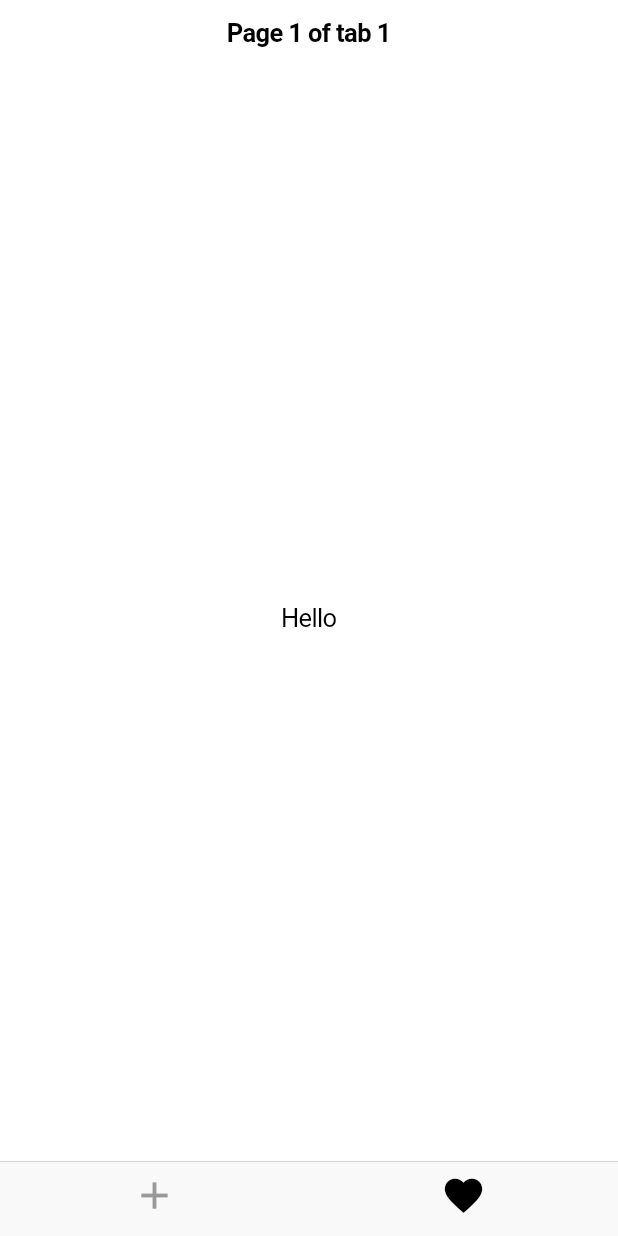
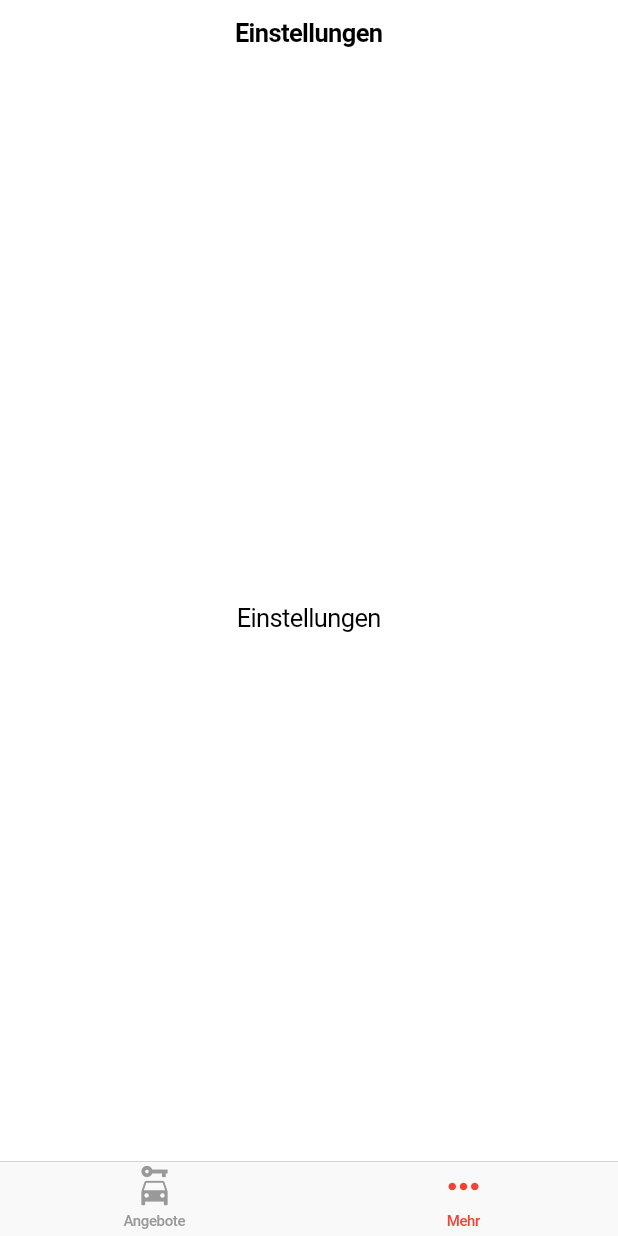
Before and after one commit to philipkrueck/kickdown_app, a Flutter app: the screen it shows after launch, item 2 of the bottom bar chosen, on a phone screen of 412 x 824 dp. Run offline on Flutter 3.47's test engine with Material 2 defaults, Android fonts, the phone set to English and light mode, and no system bars.

Commit message:
added two tab navigation

```diff
--- /dev/null
+++ b/lib/listings_page.dart
@@ -0,0 +1,22 @@
+import 'package:flutter/cupertino.dart';
+
+class ListingsPage extends StatefulWidget {
+  @override
+  _ListingsPageState createState() => _ListingsPageState();
+}
+
+class _ListingsPageState extends State<ListingsPage> {
+  @override
+  Widget build(BuildContext context) {
+    return CupertinoTabView(
+      builder: (BuildContext context) {
+        return CupertinoPageScaffold(
+          navigationBar: CupertinoNavigationBar(
+            middle: Text('Angebote'),
+          ),
+          child: Center(child: Text('Angebote')),
+        );
+      },
+    );
+  }
+}
--- a/lib/main.dart
+++ b/lib/main.dart
@@ -1,5 +1,7 @@
 import 'package:flutter/cupertino.dart';
 import 'package:flutter/material.dart';
+import 'package:kickdown_app/listings_page.dart';
+import 'package:kickdown_app/settings_page.dart';
 
 void main() {
   runApp(KickdownApp());
@@ -10,38 +12,30 @@ class KickdownApp extends StatelessWidget {
   Widget build(BuildContext context) {
     return CupertinoApp(
       title: 'Hello',
-      theme: CupertinoThemeData(primaryColor: Colors.black),
-      home: OfferPage(),
+      theme: CupertinoThemeData(primaryColor: Colors.red),
+      home: TabNavigation(),
     );
   }
 }
 
-class OfferPage extends StatefulWidget {
-  @override
-  _OfferPageState createState() => _OfferPageState();
-}
-
-class _OfferPageState extends State<OfferPage> {
+class TabNavigation extends StatelessWidget {
   @override
   Widget build(BuildContext context) {
     return CupertinoTabScaffold(
       tabBar: CupertinoTabBar(
         items: [
-          BottomNavigationBarItem(icon: Icon(Icons.add)),
-          BottomNavigationBarItem(icon: Icon(Icons.favorite)),
+          BottomNavigationBarItem(
+              label: 'Angebote', icon: Icon(Icons.car_rental)),
+          BottomNavigationBarItem(
+              label: 'Mehr', icon: Icon(Icons.more_horiz_outlined)),
         ],
       ),
       tabBuilder: (BuildContext context, int index) {
-        return CupertinoTabView(
-          builder: (BuildContext context) {
-            return CupertinoPageScaffold(
-              navigationBar: CupertinoNavigationBar(
-                middle: Text('Page 1 of tab $index'),
-              ),
-              child: Center(child: Text('Hello')),
-            );
-          },
-        );
+        if (index == 0) {
+          return ListingsPage();
+        } else {
+          return SettingsPage();
+        }
       },
     );
   }
--- /dev/null
+++ b/lib/settings_page.dart
@@ -0,0 +1,18 @@
+import 'package:flutter/cupertino.dart';
+
+class SettingsPage extends StatelessWidget {
+  @override
+  Widget build(BuildContext context) {
+    return CupertinoTabView(
+      builder: (BuildContext context) {
+        return CupertinoPageScaffold(
+          navigationBar: CupertinoNavigationBar(
+            middle: Text('Einstellungen'),
+          ),
+          child: Center(child: Text('Einstellungen')),
+        );
+      },
+    );
+    ;
+  }
+}
```
Also changed, not shown: 1 other file.
